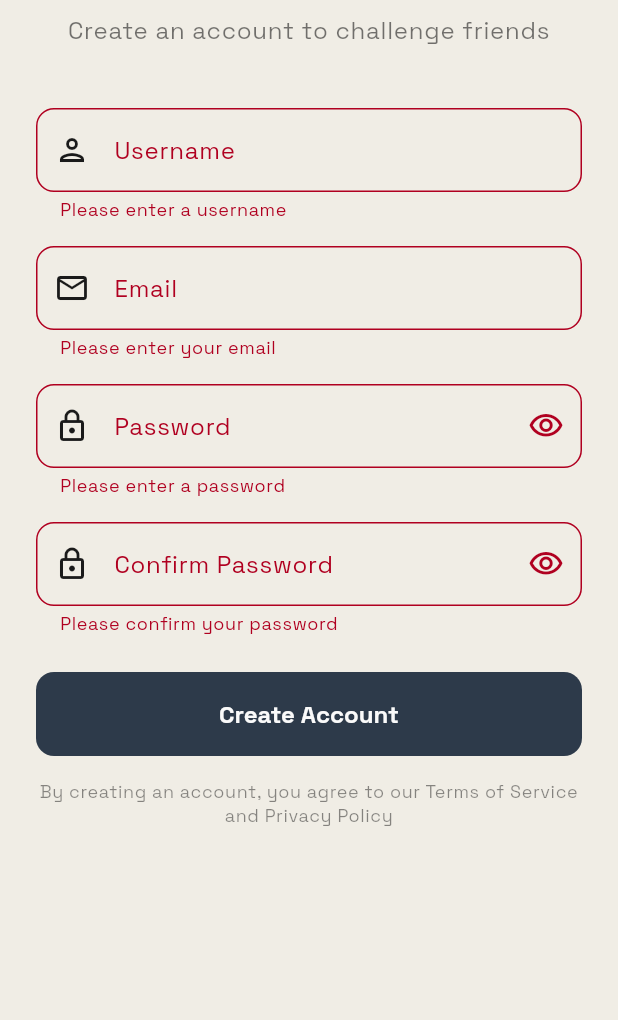
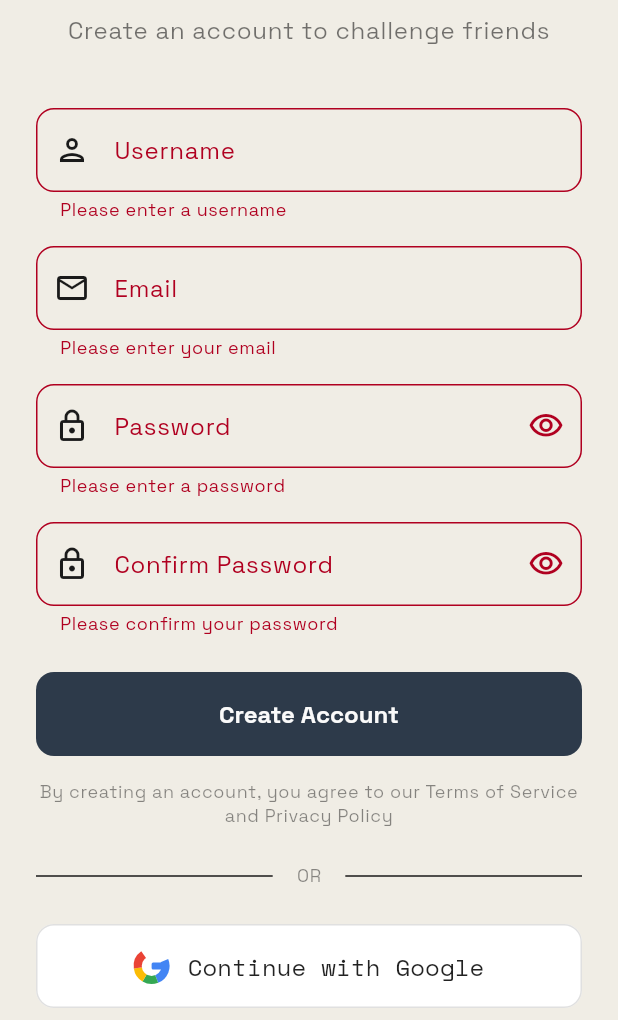
Before and after one commit to Dohbelisk/the-dailies, a Flutter app: the RegisterScreen screen opened directly, after a tap on "Create Account", on a phone screen of 412 x 824 dp, the part 216-1236 px from its top. Run offline on Flutter 3.47's test engine with Material 3 defaults, Android fonts, the phone set to English and light mode, and no system bars; drawn by our look-alikes of flutter_animate; our stand-ins replace audioplayers, confetti, device_info_plus, firebase_analytics, firebase_auth, firebase_core and 11 more; accounts and stored records are empty; project files that could hold a hidden picture were left out.

Commit message:
Add Google Sign-In authentication
- Add POST /auth/google endpoint for Google ID token verification
- Update User schema with googleId, authProvider, profilePicture fields
- Auto-link Google accounts to existing users with matching email
- Add GoogleSignInService for Flutter with Firebase Auth integration
- Add GoogleSignInButton widget with custom Google logo
- Update Login and Register screens with Google Sign-In option
- Configure iOS URL scheme for Google Sign-In callback

🤖 Generated with [Claude Code](https://claude.com/claude-code)

Co-Authored-By: Claude Opus 4.5 <noreply@anthropic.com>

```diff
--- a/flutter_app/lib/screens/auth/register_screen.dart
+++ b/flutter_app/lib/screens/auth/register_screen.dart
@@ -3,6 +3,7 @@ import 'package:flutter_animate/flutter_animate.dart';
 import 'package:provider/provider.dart';
 
 import '../../services/api_service.dart';
+import '../../widgets/google_sign_in_button.dart';
 
 class RegisterScreen extends StatefulWidget {
   const RegisterScreen({super.key});
@@ -306,6 +307,39 @@ class _RegisterScreenState extends State<RegisterScreen> {
                   ),
                   textAlign: TextAlign.center,
                 ).animate().fadeIn(delay: 700.ms, duration: 600.ms),
+
+                const SizedBox(height: 24),
+
+                // Divider
+                Row(
+                  children: [
+                    const Expanded(child: Divider()),
+                    Padding(
+                      padding: const EdgeInsets.symmetric(horizontal: 16),
+                      child: Text(
+                        'OR',
+                        style: theme.textTheme.bodySmall?.copyWith(
+                          color: theme.colorScheme.onBackground.withValues(alpha: 0.5),
+                        ),
+                      ),
+                    ),
+                    const Expanded(child: Divider()),
+                  ],
+                ).animate().fadeIn(delay: 750.ms, duration: 600.ms),
+
+                const SizedBox(height: 24),
+
+                // Google Sign-In button
+                GoogleSignInButton(
+                  onSuccess: () {
+                    Navigator.of(context).popUntil((route) => route.isFirst);
+                  },
+                  onError: (error) {
+                    setState(() {
+                      _errorMessage = error;
+                    });
+                  },
+                ).animate().fadeIn(delay: 800.ms, duration: 600.ms).slideY(begin: 0.2, end: 0),
               ],
             ),
           ),
--- /dev/null
+++ b/flutter_app/lib/services/google_sign_in_service.dart
@@ -0,0 +1,80 @@
+import 'package:google_sign_in/google_sign_in.dart';
+import 'package:firebase_auth/firebase_auth.dart';
+
+class GoogleSignInResult {
+  final bool success;
+  final String? idToken;
+  final String? error;
+  final bool cancelled;
+
+  GoogleSignInResult._({
+    required this.success,
+    this.idToken,
+    this.error,
+    this.cancelled = false,
+  });
+
+  factory GoogleSignInResult.success(String idToken) =>
+      GoogleSignInResult._(success: true, idToken: idToken);
+
+  factory GoogleSignInResult.failure(String error) =>
+      GoogleSignInResult._(success: false, error: error);
+
+  factory GoogleSignInResult.cancelled() =>
+      GoogleSignInResult._(success: false, cancelled: true);
+}
+
+class GoogleSignInService {
+  static final GoogleSignInService _instance = GoogleSignInService._internal();
+  factory GoogleSignInService() => _instance;
+  GoogleSignInService._internal();
+
+  final GoogleSignIn _googleSignIn = GoogleSignIn(
+    scopes: ['email', 'profile'],
+  );
+
+  /// Sign in with Google and return the Firebase ID token
+  Future<GoogleSignInResult> signIn() async {
+    try {
+      // Trigger Google Sign-In flow
+      final GoogleSignInAccount? googleUser = await _googleSignIn.signIn();
+
+      if (googleUser == null) {
+        // User cancelled the sign-in
+        return GoogleSignInResult.cancelled();
+      }
+
+      // Get auth details
+      final GoogleSignInAuthentication googleAuth =
+          await googleUser.authentication;
+
+      // Create Firebase credential
+      final credential = GoogleAuthProvider.credential(
+        accessToken: googleAuth.accessToken,
+        idToken: googleAuth.idToken,
+      );
+
+      // Sign in to Firebase to get verified ID token
+      final userCredential =
+          await FirebaseAuth.instance.signInWithCredential(credential);
+      final idToken = await userCredential.user?.getIdToken();
+
+      if (idToken == null) {
+        return GoogleSignInResult.failure('Failed to get ID token');
+      }
+
+      return GoogleSignInResult.success(idToken);
+    } catch (e) {
+      return GoogleSignInResult.failure('Google Sign-In failed: $e');
+    }
+  }
+
+  /// Sign out from Google and Firebase
+  Future<void> signOut() async {
+    await _googleSignIn.signOut();
+    await FirebaseAuth.instance.signOut();
+  }
+
+  /// Check if user is currently signed in with Google
+  bool get isSignedIn => _googleSignIn.currentUser != null;
+}
--- /dev/null
+++ b/flutter_app/lib/widgets/google_sign_in_button.dart
@@ -0,0 +1,195 @@
+import 'package:flutter/material.dart';
+import 'package:provider/provider.dart';
+import '../services/google_sign_in_service.dart';
+import '../services/api_service.dart';
+
+class GoogleSignInButton extends StatefulWidget {
+  final VoidCallback? onSuccess;
+  final Function(String)? onError;
+
+  const GoogleSignInButton({
+    super.key,
+    this.onSuccess,
+    this.onError,
+  });
+
+  @override
+  State<GoogleSignInButton> createState() => _GoogleSignInButtonState();
+}
+
+class _GoogleSignInButtonState extends State<GoogleSignInButton> {
+  bool _isLoading = false;
+
+  Future<void> _handleGoogleSignIn() async {
+    setState(() => _isLoading = true);
+
+    try {
+      // Step 1: Get Google ID token
+      final googleResult = await GoogleSignInService().signIn();
+
+      if (googleResult.cancelled) {
+        setState(() => _isLoading = false);
+        return;
+      }
+
+      if (!googleResult.success) {
+        widget.onError?.call(googleResult.error ?? 'Google Sign-In failed');
+        setState(() => _isLoading = false);
+        return;
+      }
+
+      // Step 2: Send to backend for verification
+      if (!mounted) return;
+      final apiService = Provider.of<ApiService>(context, listen: false);
+      final result = await apiService.googleSignIn(googleResult.idToken!);
+
+      if (result.success) {
+        widget.onSuccess?.call();
+      } else {
+        widget.onError?.call(result.error ?? 'Sign-in failed');
+      }
+    } finally {
+      if (mounted) {
+        setState(() => _isLoading = false);
+      }
+    }
+  }
+
+  @override
+  Widget build(BuildContext context) {
+    final theme = Theme.of(context);
+    final isDark = theme.brightness == Brightness.dark;
+
+    return SizedBox(
+      height: 56,
+      child: OutlinedButton(
+        onPressed: _isLoading ? null : _handleGoogleSignIn,
+        style: OutlinedButton.styleFrom(
+          backgroundColor: isDark ? Colors.white : Colors.white,
+          foregroundColor: Colors.black87,
+          side: BorderSide(
+            color: isDark ? Colors.grey.shade600 : Colors.grey.shade300,
+          ),
+          shape: RoundedRectangleBorder(
+            borderRadius: BorderRadius.circular(12),
+          ),
+        ),
+        child: _isLoading
+            ? const SizedBox(
+                height: 24,
+                width: 24,
+                child: CircularProgressIndicator(
+                  strokeWidth: 2,
+                  valueColor: AlwaysStoppedAnimation<Color>(Colors.black54),
+                ),
+              )
+            : Row(
+                mainAxisAlignment: MainAxisAlignment.center,
+                children: [
+                  // Google "G" logo using custom paint
+                  _GoogleLogo(size: 24),
+                  const SizedBox(width: 12),
+                  const Text(
+                    'Continue with Google',
+                    style: TextStyle(
+                      fontSize: 16,
+                      fontWeight: FontWeight.w500,
+                      color: Colors.black87,
+                    ),
+                  ),
+                ],
+              ),
+      ),
+    );
+  }
+}
+
+class _GoogleLogo extends StatelessWidget {
+  final double size;
+
+  const _GoogleLogo({this.size = 24});
+
+  @override
+  Widget build(BuildContext context) {
+    return SizedBox(
+      width: size,
+      height: size,
+      child: CustomPaint(
+        painter: _GoogleLogoPainter(),
+      ),
+    );
+  }
+}
+
+class _GoogleLogoPainter extends CustomPainter {
+  @override
+  void paint(Canvas canvas, Size size) {
+    final double s = size.width;
+    final Paint paint = Paint()..style = PaintingStyle.fill;
+
+    // Google logo colors
+    const blue = Color(0xFF4285F4);
+    const red = Color(0xFFEA4335);
+    const yellow = Color(0xFFFBBC05);
+    const green = Color(0xFF34A853);
+
+    final center = Offset(s / 2, s / 2);
+    final radius = s / 2;
+    final innerRadius = radius * 0.55;
+
+    // Blue arc (right side)
+    paint.color = blue;
+    canvas.drawArc(
+      Rect.fromCircle(center: center, radius: radius),
+      -0.4,
+      1.6,
+      true,
+      paint,
+    );
+
+    // Green arc (bottom right)
+    paint.color = green;
+    canvas.drawArc(
+      Rect.fromCircle(center: center, radius: radius),
+      1.2,
+      0.9,
+      true,
+      paint,
+    );
+
+    // Yellow arc (bottom left)
+    paint.color = yellow;
+    canvas.drawArc(
+      Rect.fromCircle(center: center, radius: radius),
+      2.1,
+      0.9,
+      true,
+      paint,
+    );
+
+    // Red arc (top)
+    paint.color = red;
+    canvas.drawArc(
+      Rect.fromCircle(center: center, radius: radius),
+      3.0,
+      1.1,
+      true,
+      paint,
+    );
+
+    // White center circle (to create the "G" opening)
+    paint.color = Colors.white;
+    canvas.drawCircle(center, innerRadius, paint);
+
+    // Blue horizontal bar for the "G"
+    paint.color = blue;
+    final barRect = RRect.fromRectAndRadius(
+      Rect.fromLTWH(s * 0.5, s * 0.4, s * 0.4, s * 0.2),
+      const Radius.circular(1),
+    );
+    canvas.drawRRect(barRect, paint);
+  }
+
+  @override
+  bool shouldRepaint(covariant CustomPainter oldDelegate) => false;
+}
--- a/flutter_app/pubspec.yaml
+++ b/flutter_app/pubspec.yaml
@@ -29,6 +29,8 @@ dependencies:
   firebase_crashlytics: ^4.3.0
   firebase_messaging: ^15.2.1
   firebase_analytics: ^11.4.0
+  firebase_auth: ^5.5.1
+  google_sign_in: ^6.2.1
   flutter_local_notifications: ^18.0.1
   sensors_plus: ^7.0.0
 
```
Also changed, not shown: flutter_app/lib/screens/auth/login_screen.dart (+16 -1 lines), flutter_app/lib/services/api_service.dart (+28 -0 lines), 8 other files.
